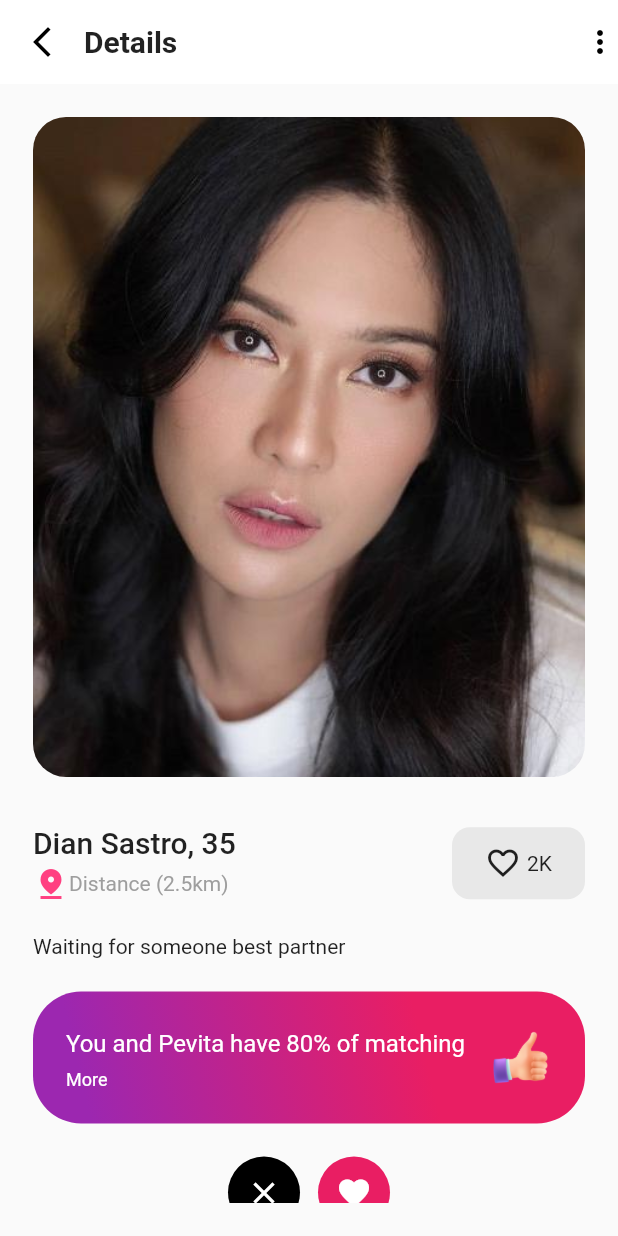
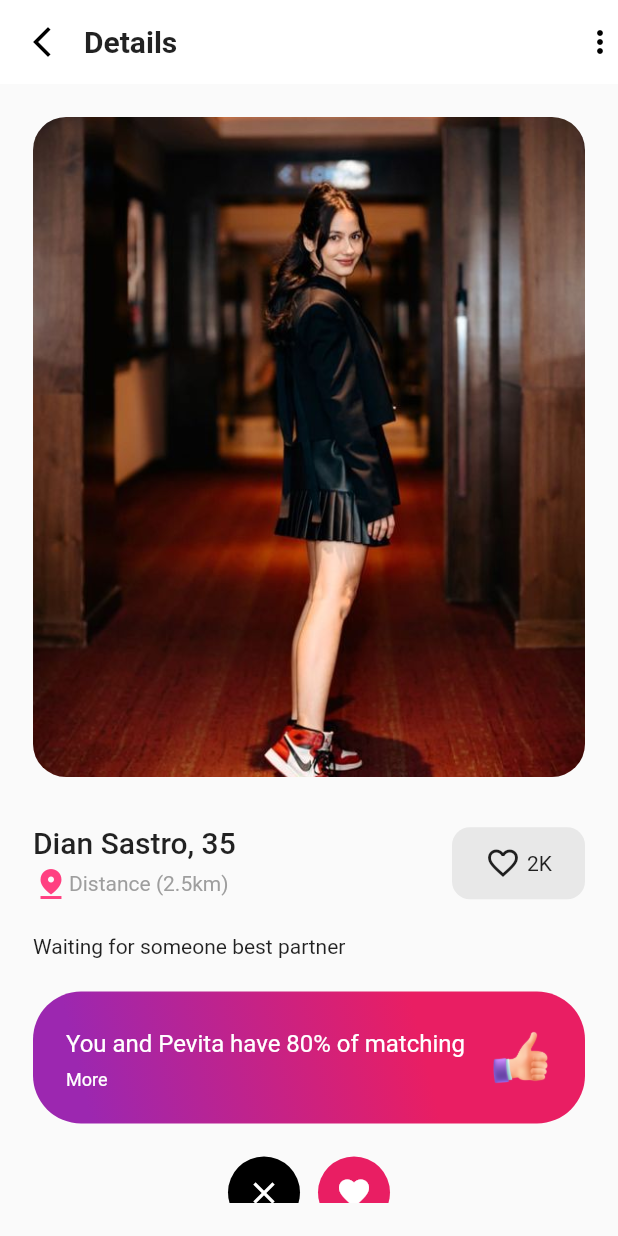
Before and after one commit to kharisazhar/flutter-dating, a Flutter app: the screen it shows after launch, on a phone screen of 412 x 824 dp. Run offline on Flutter 3.47's test engine with Material 2 defaults, Android fonts, the phone set to English and light mode, and no system bars.

```diff
--- a/lib/screen/detail_screen.dart
+++ b/lib/screen/detail_screen.dart
@@ -47,7 +47,7 @@ class DetailScreen extends StatelessWidget {
                 child: ClipRRect(
                   borderRadius: BorderRadius.circular(22.0),
                   child: Image.asset(
-                    'assets/images/dian3.jpeg',
+                    'assets/images/pict1.jpeg',
                     height: 440,
                     width: MediaQuery.of(context).size.width,
                     fit: BoxFit.cover,
```
